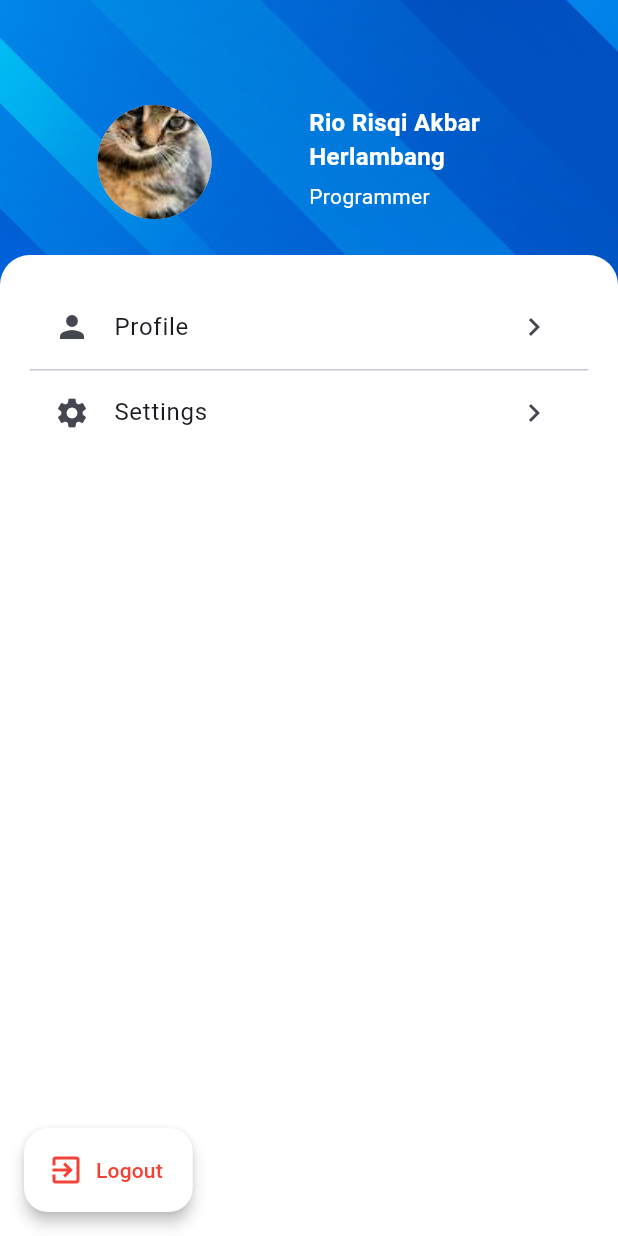
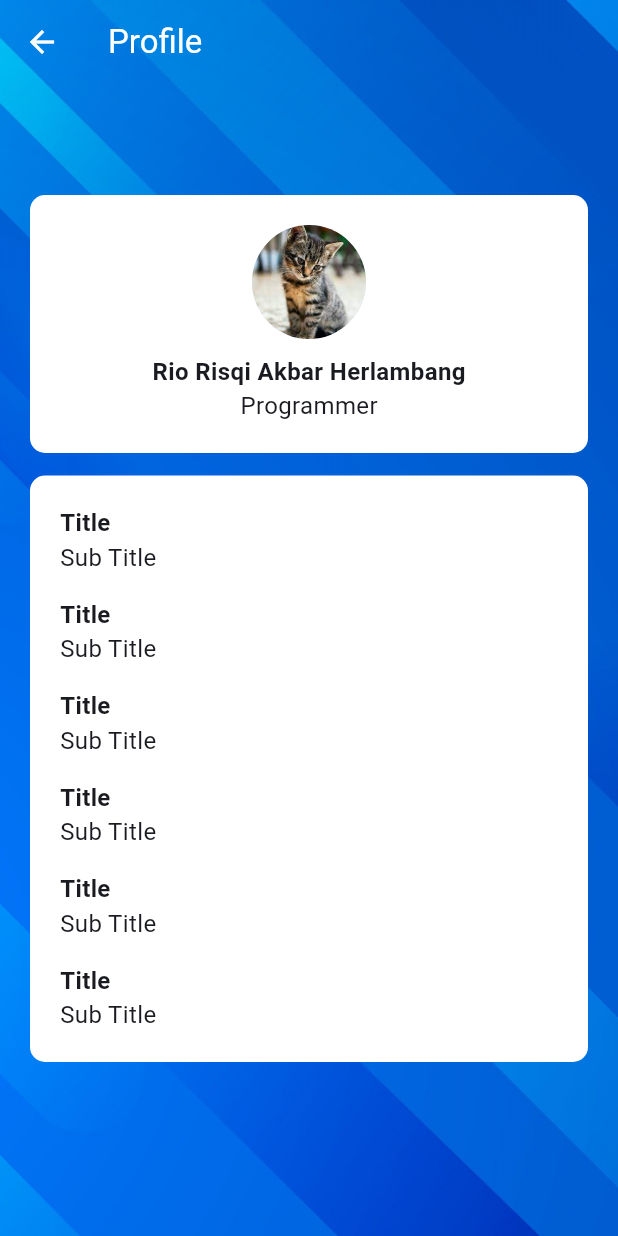
Before and after one commit to riorisqi/flutter-qrscan, a Flutter app: the ProfilePage screen opened directly, after a tap on "Profile", on a phone screen of 412 x 824 dp. Run offline on Flutter 3.47's test engine with Material 3 defaults, Android fonts, the phone set to English and light mode, and no system bars; our stand-ins replace device_info_plus, flutter_easyloading, motion_tab_bar, shared_preferences; missing offline and left inert: auto_height_grid_view, qr_code_scanner; accounts and stored records are empty.

Commit message:
fix, profile detail

```diff
--- a/lib/features/auth/presentation/pages/login.dart
+++ b/lib/features/auth/presentation/pages/login.dart
@@ -134,16 +134,16 @@ class _LoginPageState extends State<LoginPage> {
               ),
             ),
           ),
-          Container(
-            margin: const EdgeInsets.only(right: 15),
-            child: Align(
-              alignment: Alignment.centerRight,
-              child: TextButton(
-                onPressed: (){},
-                child: const Text("Recover Password")
-              ),
-            ),
-          ),
+          // Container(
+          //   margin: const EdgeInsets.only(right: 15),
+          //   child: Align(
+          //     alignment: Alignment.centerRight,
+          //     child: TextButton(
+          //       onPressed: (){},
+          //       child: const Text("Recover Password")
+          //     ),
+          //   ),
+          // ),
           Container(
             padding: const EdgeInsets.fromLTRB(20, 0, 20, 20),
             child: ElevatedButton(
--- a/lib/features/home/presentation/pages/home.dart
+++ b/lib/features/home/presentation/pages/home.dart
@@ -23,7 +23,8 @@ class _HomeScreenState extends State<HomeScreen> {
   @override
   Widget build(BuildContext context) {
     return Scaffold(
-      body: Stack( // add singlechildscrollview when content already a lot
+      body: SingleChildScrollView(
+        child: Stack( // add singlechildscrollview when content already a lot
           children: [
             Container(
               height: MediaQuery.of(context).size.height,
@@ -80,7 +81,8 @@ class _HomeScreenState extends State<HomeScreen> {
               ),
             ),
             Container(
-            margin: const EdgeInsets.only(top: 170),
+              margin: const EdgeInsets.only(top: 150),
+              height: MediaQuery.of(context).size.height,
               width: MediaQuery.of(context).size.width,
               decoration: const BoxDecoration(
                 color: Colors.white,
@@ -230,7 +232,7 @@ class _HomeScreenState extends State<HomeScreen> {
                                   ),
                                   shadows: [
                                     BoxShadow(
-                                    color: Colors.grey.withOpacity(0.3),
+                                      color: const Color.fromARGB(255, 151, 133, 133).withOpacity(0.3),
                                       spreadRadius: 2,
                                       blurRadius: 4,
                                       offset: const Offset(0, 5)
@@ -271,6 +273,7 @@ class _HomeScreenState extends State<HomeScreen> {
             )
           ],
         ),
+      ),
     );
   }
 }
--- a/lib/features/profile/presentation/pages/profile_detail_page.dart
+++ b/lib/features/profile/presentation/pages/profile_detail_page.dart
@@ -10,6 +10,107 @@ class ProfileDetailPage extends StatefulWidget {
 class _ProfileDetailPageState extends State<ProfileDetailPage> {
   @override
   Widget build(BuildContext context) {
-    return const Placeholder();
+    return Scaffold(
+      extendBodyBehindAppBar: true,
+      appBar: AppBar(
+        title: const Text("Profile"),
+        backgroundColor: Colors.transparent,
+        foregroundColor: Colors.white,
+        elevation: 0,
+      ),
+      body: Container(
+        height: MediaQuery.of(context).size.height,
+        width: MediaQuery.of(context).size.width,
+        decoration: const BoxDecoration(
+          image: DecorationImage(
+            image: AssetImage('assets/images/bg.jpg'),
+            fit: BoxFit.cover
+          )
+        ),
+        child: SingleChildScrollView(
+          child: Column(
+            mainAxisAlignment: MainAxisAlignment.center,
+            crossAxisAlignment: CrossAxisAlignment.center,
+            children: [
+              const SizedBox(height: 130),
+              _profileCard(
+                Column(
+                  children: [
+                    const CircleAvatar(
+                      radius: 38,
+                      backgroundImage: AssetImage(
+                        "assets/images/cat.jpg"
+                      )
+                    ),
+                    const SizedBox(height: 10),
+                    _title("Rio Risqi Akbar Herlambang"),
+                    _subTitle("Programmer")
+                  ],
+                ),
+              ),
+              const SizedBox(height: 15),
+              _profileCard(
+                Column(
+                  mainAxisAlignment: MainAxisAlignment.start,
+                  crossAxisAlignment: CrossAxisAlignment.start,
+                  children: [
+                    _title("Title"),
+                    _subTitle("Sub Title"),
+                    const SizedBox(height: 15),
+                    _title("Title"),
+                    _subTitle("Sub Title"),
+                    const SizedBox(height: 15),
+                    _title("Title"),
+                    _subTitle("Sub Title"),
+                    const SizedBox(height: 15),
+                    _title("Title"),
+                    _subTitle("Sub Title"),
+                    const SizedBox(height: 15),
+                    _title("Title"),
+                    _subTitle("Sub Title"),
+                    const SizedBox(height: 15),
+                    _title("Title"),
+                    _subTitle("Sub Title"),
+                  ],
+                )
+              ),
+              const SizedBox(height: 20),
+            ],
+          ),
+        ),
+      ),
+    );
+  }
+
+  Widget _profileCard(Widget widget){
+    return Container(
+      margin: const EdgeInsets.fromLTRB(20, 0, 20, 0),
+      padding: const EdgeInsets.all(20),
+      width: MediaQuery.of(context).size.width,
+      decoration: const BoxDecoration(
+        color: Colors.white,
+        borderRadius: BorderRadius.all(Radius.circular(10))
+      ),
+      child: widget
+    );
+  }
+
+  Widget _title(String text){
+    return Text(
+      text,
+      style: const TextStyle(
+        fontWeight: FontWeight.bold,
+        fontSize: 16
+      ),
+    );
+  }
+
+  Widget _subTitle(String text){
+    return Text(
+      text,
+      style: const TextStyle(
+        fontSize: 16
+      ),
+    );
   }
 }
--- a/lib/features/profile/presentation/pages/profile_page.dart
+++ b/lib/features/profile/presentation/pages/profile_page.dart
@@ -4,6 +4,7 @@ import 'package:flutter_easyloading/flutter_easyloading.dart';
 import 'package:shared_preferences/shared_preferences.dart';
 import 'package:http/http.dart' as http;
 import 'package:test_flutter/features/auth/presentation/pages/login.dart';
+import 'package:test_flutter/features/profile/presentation/pages/profile_detail_page.dart';
 import 'package:test_flutter/utils/background_widget.dart';
 import 'package:test_flutter/utils/constant.dart' as constants;
 
@@ -21,17 +22,6 @@ class _ProfilePageState extends State<ProfilePage> {
   @override
   Widget build(BuildContext context) {
     return Scaffold(
-      floatingActionButton: FloatingActionButton.extended(
-        backgroundColor: Colors.white,
-        foregroundColor: Colors.red,
-        elevation: 4,
-        onPressed: () {
-          logoutButtonAction();
-        },
-        icon: const Icon(Icons.exit_to_app),
-        label: const Text("Logout"),
-      ),
-      floatingActionButtonLocation: FloatingActionButtonLocation.startFloat,
       body: Stack( // add singlechildscrollview when content already a lot
         children: [
           backgroundWidget(
@@ -95,24 +85,73 @@ class _ProfilePageState extends State<ProfilePage> {
               physics: const NeverScrollableScrollPhysics(),
               shrinkWrap: true,
               children: [
-                ListTile(
-                  leading: const Icon(Icons.person),
-                  title: const Text("Profile"),
-                  trailing: const Icon(Icons.keyboard_arrow_right),
-                  onTap: () {},
-                ),
-                const Divider(height: 1,),
-                ListTile(
-                  leading: const Icon(Icons.settings),
-                  title: const Text("Settings"),
-                  trailing: const Icon(Icons.keyboard_arrow_right),
-                  onTap: () {},
-                ),
+                listTile(Icons.person, "Profile", () {
+                  Navigator.push(
+                    context,
+                    MaterialPageRoute(builder: (context) => const ProfileDetailPage())
+                  );
+                }),
+                const SizedBox(height: 8),
+                listTile(Icons.settings, "Settings", () {}),
+                const SizedBox(height: 8),
+                listTile(Icons.exit_to_app, "Logout", () {
+                  showAlertDialog(context);
+                })
               ],
             ),
           )
         ],
       ),
+    );
+  }
+
+  Widget listTile(IconData icon, String text, void Function()? onTap){
+    return Material(
+      color: Colors.white,
+      child: InkWell(
+        onTap: onTap,
+        child: ListTile(
+          leading: Icon(icon, color: constants.COLOR,),
+          title: Text(
+            text,
+            style: const TextStyle(
+              fontWeight: FontWeight.w500
+            ),
+          ),
+          trailing: const Icon(Icons.keyboard_arrow_right)
+        ),
+      ),
+    );
+  }
+
+  showAlertDialog(BuildContext context) {
+    Widget cancelButton = TextButton(
+      child: const Text("No"),
+      onPressed:  () {
+        Navigator.of(context).pop();
+      },
+    );
+    Widget continueButton = TextButton(
+      child: const Text("Yes"),
+      onPressed:  () {
+        logoutButtonAction();
+      },
+    );
+
+    AlertDialog alert = AlertDialog(
+      icon: const Icon(Icons.warning_rounded, color: Colors.red,),
+      content: const Text("Are you sure you want to logout?"),
+      actions: [
+        cancelButton,
+        continueButton,
+      ],
+    );
+
+    showDialog(
+      context: context,
+      builder: (BuildContext context) {
+        return alert;
+      },
     );
   }
 
--- a/lib/features/qr_scan/presentation/pages/qr_scan.dart
+++ b/lib/features/qr_scan/presentation/pages/qr_scan.dart
@@ -180,12 +180,18 @@ class _QRScanPageState extends State<QRScanPage> {
 
   Future<String?> _getId() async {
     var deviceInfo = DeviceInfoPlugin();
+
     if (Platform.isIOS) {
       var iosDeviceInfo = await deviceInfo.iosInfo;
+
       return iosDeviceInfo.name;
     } else if(Platform.isAndroid) {
       var androidDeviceInfo = await deviceInfo.androidInfo;
-      return "${androidDeviceInfo.manufacturer}, ${androidDeviceInfo.brand} ${androidDeviceInfo.model}";
+      var androidManufacturer = androidDeviceInfo.manufacturer;
+      var androidBrand = androidDeviceInfo.brand;
+      var androidModel = androidDeviceInfo.model;
+
+      return "$androidManufacturer, $androidBrand $androidModel";
     }
 
     return null;
--- a/pubspec.yaml
+++ b/pubspec.yaml
@@ -21,6 +21,7 @@ dependencies:
   device_info_plus: ^3.2.3
   auto_height_grid_view: ^1.0.0
   lottie: ^3.1.0
+  http_interceptor: ^2.0.0-beta.8
 
 dev_dependencies:
   flutter_test:
```
Also changed, not shown: pubspec.lock. Lines whose indentation alone changed are shown as unchanged.
